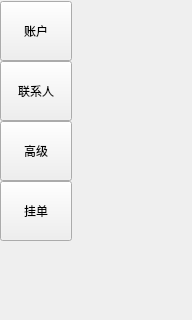
HcashOrg/hx-indicator, file functionBar/FunctionWidget.ui: the form before one commit; both pictures show x 0 to 192 and y 0 to 320 of the 192 by 530 pixel window.
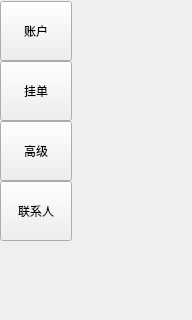
The form after the commit.

Patch:
```diff
--- a/functionBar/FunctionWidget.ui
+++ b/functionBar/FunctionWidget.ui
@@ -50,7 +50,7 @@
     <number>-1</number>
    </property>
   </widget>
-  <widget class="QWidget" name="">
+  <widget class="QWidget" name="layoutWidget">
    <property name="geometry">
     <rect>
      <x>0</x>
@@ -91,56 +91,6 @@
       </property>
      </widget>
     </item>
-    <item>
-     <widget class="QToolButton" name="toolButton_contact">
-      <property name="sizePolicy">
-       <sizepolicy hsizetype="Preferred" vsizetype="Expanding">
-        <horstretch>0</horstretch>
-        <verstretch>0</verstretch>
-       </sizepolicy>
-      </property>
-      <property name="minimumSize">
-       <size>
-        <width>70</width>
-        <height>0</height>
-       </size>
-      </property>
-      <property name="maximumSize">
-       <size>
-        <width>16777215</width>
-        <height>60</height>
-       </size>
-      </property>
-      <property name="text">
-       <string>联系人</string>
-      </property>
-     </widget>
-    </item>
-    <item>
-     <widget class="QToolButton" name="toolButton_advanced">
-      <property name="sizePolicy">
-       <sizepolicy hsizetype="Preferred" vsizetype="Expanding">
-        <horstretch>0</horstretch>
-        <verstretch>0</verstretch>
-       </sizepolicy>
-      </property>
-      <property name="minimumSize">
-       <size>
-        <width>70</width>
-        <height>0</height>
-       </size>
-      </property>
-      <property name="maximumSize">
-       <size>
-        <width>16777215</width>
-        <height>60</height>
-       </size>
-      </property>
-      <property name="text">
-       <string>高级</string>
-      </property>
-     </widget>
-    </item>
     <item>
      <widget class="QToolButton" name="toolButton_exchange">
       <property name="sizePolicy">
@@ -166,6 +116,56 @@
       </property>
      </widget>
     </item>
+    <item>
+     <widget class="QToolButton" name="toolButton_advanced">
+      <property name="sizePolicy">
+       <sizepolicy hsizetype="Preferred" vsizetype="Expanding">
+        <horstretch>0</horstretch>
+        <verstretch>0</verstretch>
+       </sizepolicy>
+      </property>
+      <property name="minimumSize">
+       <size>
+        <width>70</width>
+        <height>0</height>
+       </size>
+      </property>
+      <property name="maximumSize">
+       <size>
+        <width>16777215</width>
+        <height>60</height>
+       </size>
+      </property>
+      <property name="text">
+       <string>高级</string>
+      </property>
+     </widget>
+    </item>
+    <item>
+     <widget class="QToolButton" name="toolButton_contact">
+      <property name="sizePolicy">
+       <sizepolicy hsizetype="Preferred" vsizetype="Expanding">
+        <horstretch>0</horstretch>
+        <verstretch>0</verstretch>
+       </sizepolicy>
+      </property>
+      <property name="minimumSize">
+       <size>
+        <width>70</width>
+        <height>0</height>
+       </size>
+      </property>
+      <property name="maximumSize">
+       <size>
+        <width>16777215</width>
+        <height>60</height>
+       </size>
+      </property>
+      <property name="text">
+       <string>联系人</string>
+      </property>
+     </widget>
+    </item>
     <item>
      <spacer name="verticalSpacer">
       <property name="orientation">
```
